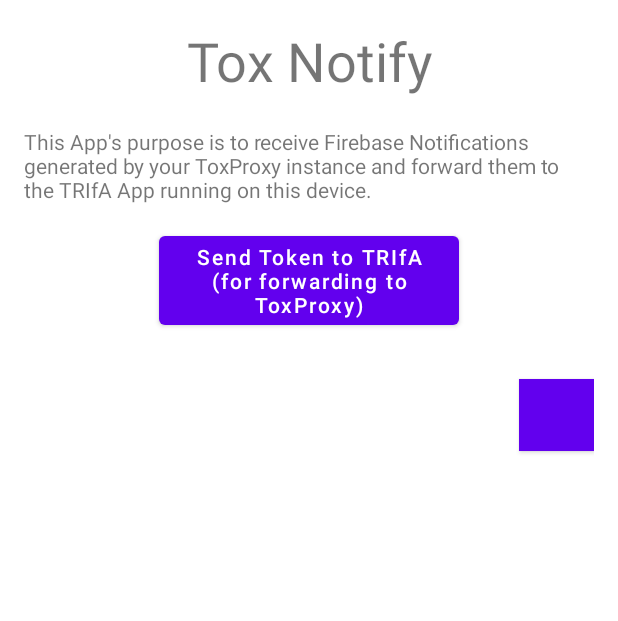
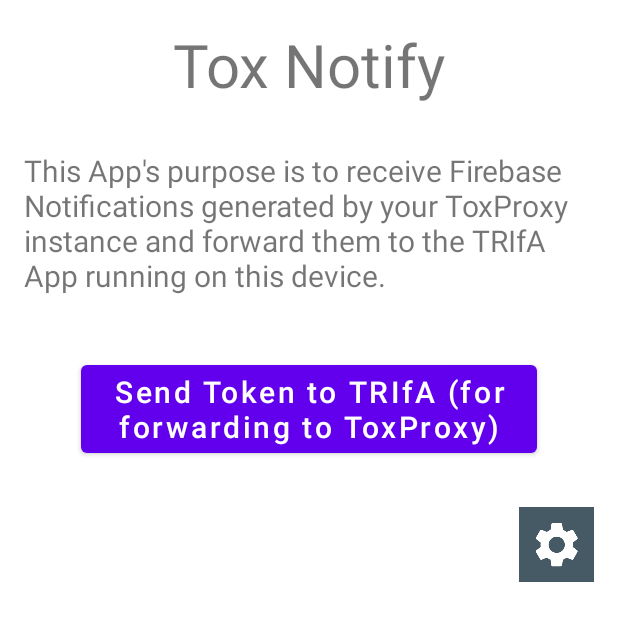
Before and after one commit to zoff99/tox_push_msg_app, an Android app: the layout activity_main.xml on its own in the app's theme, with its tools: preview values and no code run, on a phone screen of 412 x 824 dp. Shown: the top 621 px of the screen. Run offline under Robolectric (Android 15) with nearby library versions, the phone set to English and light mode, and no system bars.

Commit message:
fix layout

```diff
--- a/app/src/main/res/layout/activity_main.xml
+++ b/app/src/main/res/layout/activity_main.xml
@@ -3,10 +3,10 @@
     android:layout_width="match_parent"
     android:layout_height="match_parent"
     android:orientation="vertical"
+    android:paddingLeft="@dimen/activity_horizontal_margin"
+    android:paddingTop="@dimen/activity_vertical_margin"
+    android:paddingRight="@dimen/activity_horizontal_margin"
     android:paddingBottom="@dimen/activity_vertical_margin"
-    android:paddingLeft="@dimen/activity_horizontal_margin"
-    android:paddingRight="@dimen/activity_horizontal_margin"
-    android:paddingTop="@dimen/activity_vertical_margin"
     tools:context="com.zoffcc.applications.pushmsg.MainActivity">
 
     <TextView
@@ -14,33 +14,60 @@
         android:layout_width="match_parent"
         android:layout_height="wrap_content"
         android:layout_gravity="center_horizontal"
+        android:layout_marginBottom="30dp"
         android:gravity="center_horizontal"
-        android:paddingBottom="20sp"
         android:text="@string/app_name"
-        android:textSize="36sp" />
+        android:textSize="40sp" />
 
     <TextView
         android:id="@+id/informationTextView"
-        android:layout_width="wrap_content"
+        android:layout_width="match_parent"
         android:layout_height="wrap_content"
-        android:paddingBottom="15sp"
-        android:text="@string/quickstart_message" />
+        android:layout_marginBottom="40dp"
+        android:text="@string/quickstart_message"
+        android:textSize="20sp" />
 
-    <Button
-        android:id="@+id/logTokenButton"
-        android:layout_width="@dimen/standard_field_width"
+    <LinearLayout
+        android:layout_width="match_parent"
         android:layout_height="wrap_content"
         android:layout_gravity="center_horizontal"
-        android:text="@string/log_token"
-        android:textAllCaps="false" />
+        android:orientation="horizontal">
 
-    <Button
+        <TextView
+            android:id="@+id/dummy1"
+            android:layout_width="0dp"
+            android:layout_height="wrap_content"
+            android:layout_weight="10"
+            android:text="@null" />
+
+        <Button
+            android:id="@+id/logTokenButton"
+            android:layout_width="0dp"
+            android:layout_height="wrap_content"
+            android:layout_gravity="center_horizontal"
+            android:layout_weight="80"
+            android:text="@string/log_token"
+            android:textAllCaps="false"
+            android:textSize="20sp" />
+
+        <TextView
+            android:id="@+id/dummy2"
+            android:layout_width="0dp"
+            android:layout_height="wrap_content"
+            android:layout_weight="10"
+            android:text="@null" />
+
+    </LinearLayout>
+
+    <ImageButton
         android:id="@+id/startSetting"
         android:layout_width="50dp"
+        android:layout_height="50dp"
+        android:layout_gravity="right"
         android:layout_marginTop="30dp"
-        android:layout_height="wrap_content"
-        android:layout_gravity="right"
         android:background="@color/blue_grey_700"
+        android:scaleType="centerInside"
+        android:src="@drawable/baseline_settings_white_36"
         android:textAllCaps="false" />
 
 </LinearLayout>
--- a/app/src/main/res/values/styles.xml
+++ b/app/src/main/res/values/styles.xml
@@ -1,5 +1,5 @@
 <resources>
     <!-- Base application theme. -->
     <!-- https://developer.android.com/guide/topics/ui/look-and-feel/darktheme -->
-    <style name="AppTheme" parent="Theme.MaterialComponents.DayNight" />
+    <style name="AppTheme" parent="Theme.MaterialComponents.DayNight.NoActionBar" />
 </resources>
```
